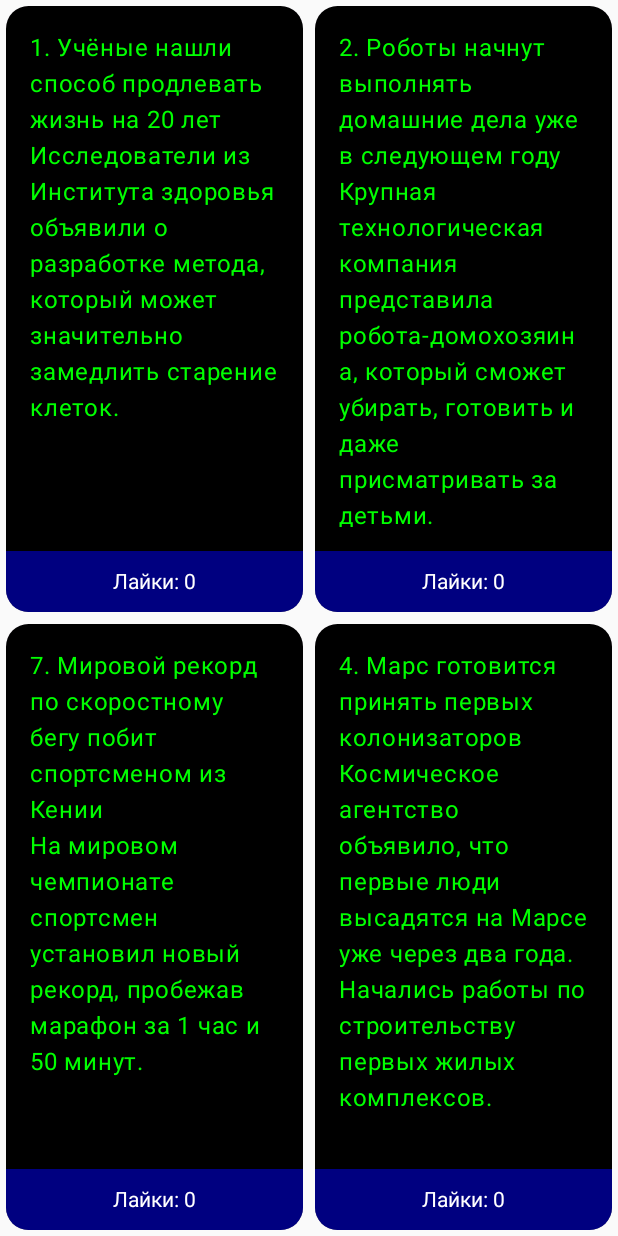
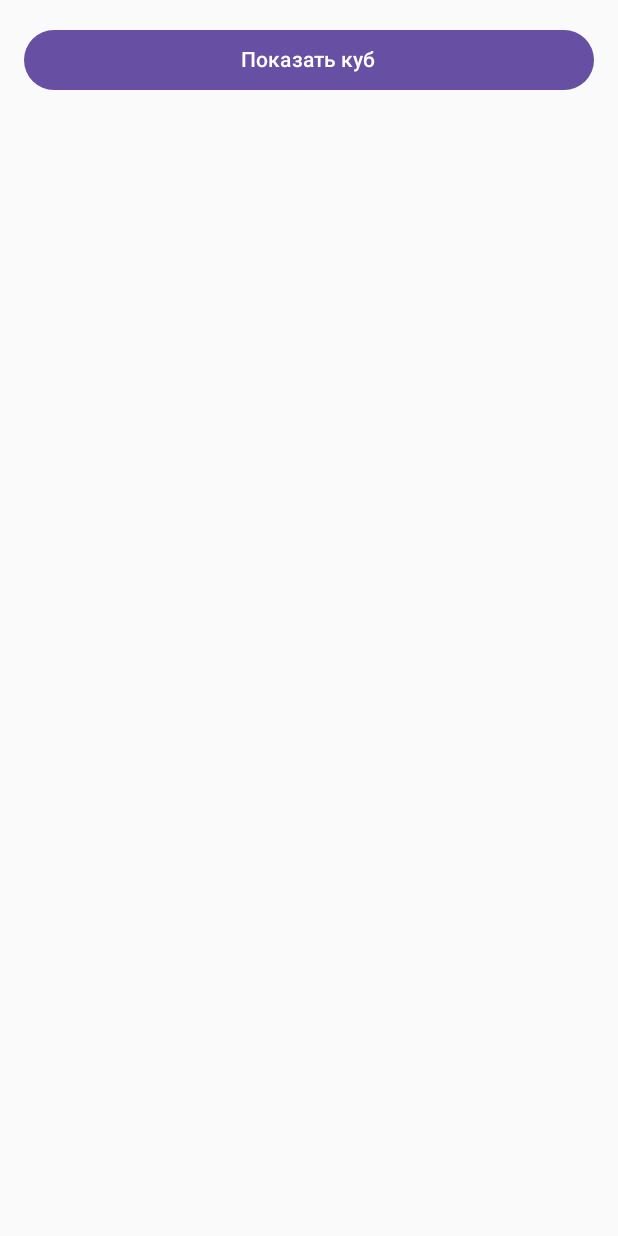
Before and after one commit to BurakovDanil/Programming_mobile_devices_lab1, an Android app built with Jetpack Compose: the screen it shows after launch (MainActivity), on a phone screen of 412 x 824 dp. Run offline under Robolectric (Android 15) with nearby library versions, the phone set to English and light mode, and no system bars; 2 statements that could not run were skipped.

Commit message:
add cube

```diff
--- a/app/build.gradle.kts
+++ b/app/build.gradle.kts
@@ -1,6 +1,8 @@
 plugins {
     alias(libs.plugins.android.application)
     alias(libs.plugins.kotlin.android)
+    //alias(libs.plugins.compose.compiler) apply false
+    id("org.jetbrains.kotlin.plugin.compose") version "2.0.0" // this version matches your Kotlin version
 }
 
 android {
@@ -40,7 +42,7 @@ android {
         compose = true
     }
     composeOptions {
-        kotlinCompilerExtensionVersion = "1.5.1"
+        kotlinCompilerExtensionVersion = "1.4.0"
     }
     packaging {
         resources {
@@ -58,6 +60,7 @@ dependencies {
 
     implementation(libs.androidx.lifecycle.viewmodel.compose)
 
+
     implementation(libs.androidx.ui)
     implementation(libs.androidx.ui.graphics)
     implementation(libs.androidx.ui.tooling.preview)
--- a/app/src/main/java/com/example/myapplication/MainActivity.kt
+++ b/app/src/main/java/com/example/myapplication/MainActivity.kt
@@ -1,9 +1,11 @@
 package com.example.myapplication
 
+import android.content.Intent
+import android.opengl.GLSurfaceView
 import android.os.Bundle
+import android.view.WindowManager
 import androidx.activity.ComponentActivity
 import androidx.activity.compose.setContent
-import androidx.compose.foundation.Image
 import androidx.compose.foundation.background
 import androidx.compose.foundation.clickable
 import androidx.compose.foundation.layout.Box
@@ -12,8 +14,12 @@ import androidx.compose.foundation.layout.Row
 import androidx.compose.foundation.layout.Spacer
 import androidx.compose.foundation.layout.fillMaxSize
 import androidx.compose.foundation.layout.fillMaxWidth
+import androidx.compose.foundation.layout.height
 import androidx.compose.foundation.layout.padding
+import androidx.compose.foundation.rememberScrollState
 import androidx.compose.foundation.shape.RoundedCornerShape
+import androidx.compose.foundation.verticalScroll
+import androidx.compose.material3.Button
 import androidx.compose.material3.Card
 import androidx.compose.material3.MaterialTheme
 import androidx.compose.material3.Text
@@ -22,19 +28,17 @@ import androidx.compose.runtime.LaunchedEffect
 import androidx.compose.runtime.getValue
 import androidx.compose.runtime.mutableStateListOf
 import androidx.compose.runtime.mutableStateOf
+import androidx.compose.runtime.remember
 import androidx.compose.runtime.setValue
 import androidx.compose.ui.Alignment
 import androidx.compose.ui.Modifier
 import androidx.compose.ui.graphics.Color
-import androidx.compose.ui.layout.ContentScale
-import androidx.compose.ui.res.painterResource
 import androidx.compose.ui.unit.dp
+import androidx.compose.ui.viewinterop.AndroidView
 import androidx.lifecycle.ViewModel
 import androidx.lifecycle.viewmodel.compose.viewModel
 import kotlinx.coroutines.delay
 import kotlin.random.Random
-import androidx.compose.foundation.verticalScroll
-import androidx.compose.foundation.rememberScrollState
 
 
 data class AdvertisementItem(
@@ -96,7 +100,7 @@ class AdvertisementViewModel : ViewModel(){
 }
 
 @Composable
-private fun AdvertisementWindow(viewModel: AdvertisementViewModel = viewModel()) {
+private fun AdvertisementWindow(viewModel: AdvertisementViewModel = viewModel(), activity: MainActivity) {
     LaunchedEffect(Unit) {
         while (true) {
             delay(5000)
@@ -111,6 +115,20 @@ private fun AdvertisementWindow(viewModel: AdvertisementViewModel = viewModel())
         Row(Modifier.weight(1f)) {
             Advertisement(modifier = Modifier.weight(1f), advertisement = viewModel.displayedAdvertisements[2], onLike = { viewModel.likeAdvertisement(it) })
             Advertisement(modifier = Modifier.weight(1f), advertisement = viewModel.displayedAdvertisements[3], onLike = { viewModel.likeAdvertisement(it) })
+        }
+
+        // Добавляем кнопку для перехода на экран с кубом
+        Spacer(modifier = Modifier.height(16.dp)) // Добавляем отступ
+        Button(
+            onClick = {
+                // Запускаем CubeActivity по нажатию кнопки
+                activity.startActivity(Intent(activity, CubeActivity::class.java))
+            },
+            modifier = Modifier
+                .padding(16.dp)
+                .fillMaxWidth()
+        ) {
+            Text(text = "Показать Куб")
         }
     }
 }
@@ -161,13 +179,46 @@ private fun Advertisement(modifier: Modifier = Modifier, advertisement: Advertis
     }
 }
 
+class MainActivity : ComponentActivity() {
 
+    private lateinit var glSurfaceView: GLSurfaceView
 
-class MainActivity : ComponentActivity() {
     override fun onCreate(savedInstanceState: Bundle?) {
         super.onCreate(savedInstanceState)
+
+        // Создаем GLSurfaceView для рендеринга OpenGL
+        glSurfaceView = GLSurfaceView(this).apply {
+            setEGLContextClientVersion(1)
+            setRenderer(MyRenderer())  // Используем рендерер для куба
+            renderMode = GLSurfaceView.RENDERMODE_CONTINUOUSLY
+        }
+
         setContent {
-            AdvertisementWindow()
+            // Управляем состоянием: показывать новости или куб
+            var showCube by remember { mutableStateOf(false) }
+
+            Column(modifier = Modifier.fillMaxSize()) {
+                if (showCube) {
+                    // Отображаем OpenGL куб
+                    AndroidView(factory = { glSurfaceView })
+                } else {
+                    // Отображаем новости
+                    //AdvertisementWindow()
+                }
+
+                // Кнопка для переключения между новостями и кубом
+                Button(
+                    onClick = { showCube = !showCube },  // Переключение состояния
+                    modifier = Modifier
+                        .fillMaxWidth()
+                        .padding(16.dp)
+                ) {
+                    Text(text = if (showCube) "Показать новости" else "Показать куб")
+                }
+            }
         }
+
+        // Устанавливаем флаг для предотвращения выключения экрана
+        window.addFlags(WindowManager.LayoutParams.FLAG_KEEP_SCREEN_ON)
     }
 }
--- a/gradle/libs.versions.toml
+++ b/gradle/libs.versions.toml
@@ -1,6 +1,6 @@
 [versions]
 agp = "8.6.0"
-kotlin = "1.9.0"
+kotlin = "2.0.0"
 coreKtx = "1.10.1"
 junit = "4.13.2"
 junitVersion = "1.1.5"
@@ -29,4 +29,6 @@ androidx-material3 = { group = "androidx.compose.material3", name = "material3"
 
 [plugins]
 android-application = { id = "com.android.application", version.ref = "agp" }
-kotlin-android = { id = "org.jetbrains.kotlin.android", version.ref = "kotlin" }
+kotlin-android = { id = "org.jetbrains.kotlin.android", version = "2.0.20" }
+org-jetbrains-kotlin-android = { id = "org.jetbrains.kotlin.android", version.ref = "kotlin" }
+compose-compiler = { id = "org.jetbrains.kotlin.plugin.compose", version.ref = "kotlin" }
```
